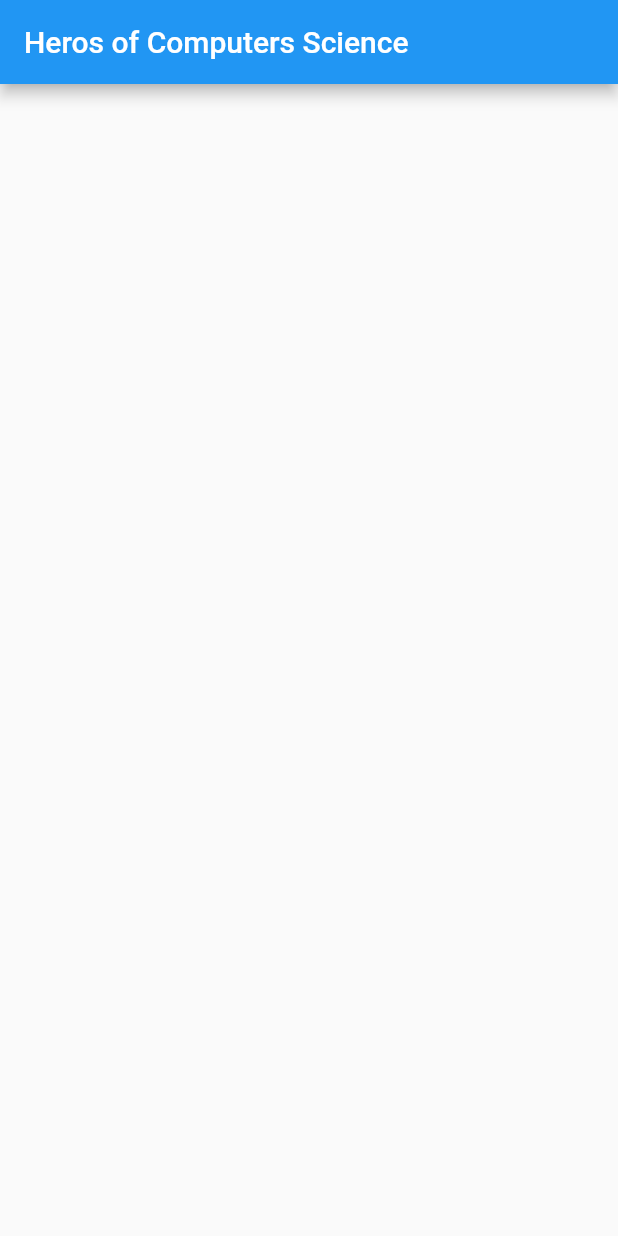
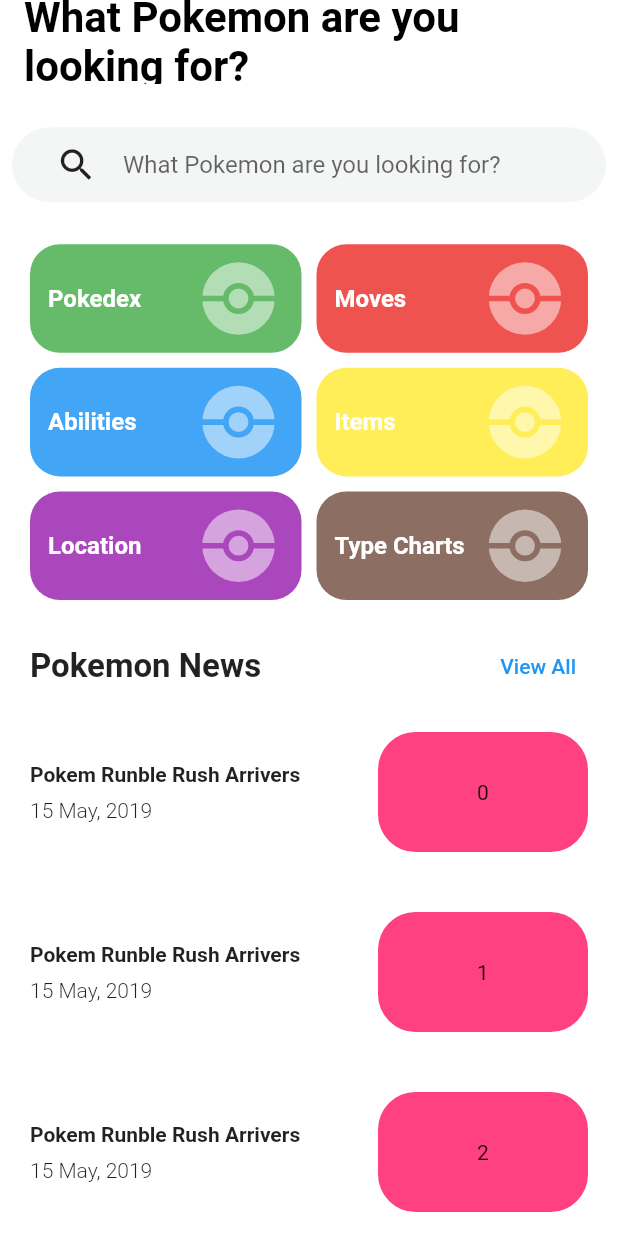
Before and after one commit to AlexRedDev/pokedex, a Flutter app: the screen it shows after launch, on a phone screen of 412 x 824 dp. Run offline on Flutter 3.47's test engine with Material 2 defaults, Android fonts, the phone set to English and light mode, and no system bars; generated files the repository leaves out were written again.

Commit message:
for rewrite

```diff
--- a/lib/l10n/app_en.arb
+++ b/lib/l10n/app_en.arb
@@ -1,3 +1,4 @@
 {
-    "appTitle": "Heros of Computers Science"
+    "appTitle": "Heros of Computers Science",
+    "searchHintText" : "What Pokemon are you looking for?"
 }
--- a/lib/l10n/app_ru.arb
+++ b/lib/l10n/app_ru.arb
@@ -1,3 +1,4 @@
 {
-    "appTitle" : "Герой Компютерный Наук"
+    "appTitle" : "Герой Компютерный Наук",
+    "searchHintText": "Какого Покемона ты ищешь?"
 }
--- a/lib/src/api/api_client.dart
+++ b/lib/src/api/api_client.dart
@@ -1 +1,37 @@
-class API_Clinet {}
+import 'dart:io';
+
+import 'package:http/http.dart' as http;
+
+const String _baseUrl = 'pokeapi.co';
+
+class API_Clinet {
+  // HttpClient _client = HttpClient();
+
+  Uri _buildUrin() {
+    Map<String, String> query = {'limit': '20', 'offest': '20'};
+    return Uri(
+      scheme: 'https',
+      host: _baseUrl,
+      path: '/api/v2/pokemon',
+      queryParameters: query,
+    );
+  }
+
+  Future<void> fetchPokemons() async {
+    final uri = _buildUrin();
+    final response = await http.get(Uri.parse(
+        'https://gateway.marvel.com:443/v1/public/characters?ts=1&hash=680820be5d9cd9f748a25b54d05aca9d603d4605&apikey=90ac13cfedb68d1ed39277886fc07269'));
+    print(response.body);
+  }
+
+  Future<String> fetchPokem(String pokemonName) async {
+    final uri = Uri(
+      scheme: 'https',
+      host: _baseUrl,
+      path: '/api/v2/pokemon/$pokemonName',
+    );
+    final response = await http.get(uri);
+    print(response.body);
+    return response.body;
+  }
+}
--- a/lib/src/view/home_page.dart
+++ b/lib/src/view/home_page.dart
@@ -1,8 +1,11 @@
 import 'package:flutter/material.dart';
+import 'package:flutter/rendering.dart';
+import 'package:flutter/widgets.dart';
 import 'package:flutter_gen/gen_l10n/app_localizations.dart';
+import 'package:pokedex/src/widgets/pokeball.dart';
 
 class HomePage extends StatefulWidget {
-  HomePage({Key? key}) : super(key: key);
+  const HomePage({Key? key}) : super(key: key);
 
   @override
   _HomePageState createState() => _HomePageState();
@@ -12,8 +15,184 @@ class _HomePageState extends State<HomePage> {
   @override
   Widget build(BuildContext context) {
     return Scaffold(
-        appBar: AppBar(
-      title: Text(AppLocalizations.of(context).appTitle),
-    ));
+      backgroundColor: Colors.white,
+      body: CustomScrollView(
+        slivers: [
+          appBar(context),
+          SliverToBoxAdapter(child: container()),
+        ],
+      ),
+    );
+  }
+
+  SliverAppBar appBar(BuildContext context) {
+    return SliverAppBar(
+      backgroundColor: Colors.white,
+      expandedHeight: 420,
+      floating: true,
+      title: toptitle(context),
+      flexibleSpace: FlexibleSpaceBar(
+        background: Column(
+          mainAxisAlignment: MainAxisAlignment.end,
+          children: [
+            _search(context),
+            category(),
+          ],
+        ),
+      ),
+    );
+  }
+
+  Widget toptitle(BuildContext context) {
+    return Text(
+      AppLocalizations.of(context).searchHintText,
+      textAlign: TextAlign.left,
+      maxLines: 2,
+      style: const TextStyle(
+        color: Colors.black,
+        fontSize: 28,
+        fontWeight: FontWeight.bold,
+      ),
+    );
+  }
+
+  Widget container() {
+    return Column(
+      children: [titleNews(), news()],
+    );
+  }
+
+  GridView category() {
+    return GridView.count(
+      padding: const EdgeInsets.all(20),
+      shrinkWrap: true,
+      crossAxisCount: 2,
+      crossAxisSpacing: 10.0,
+      mainAxisSpacing: 10.0,
+      childAspectRatio: 2.5,
+      children: [
+        itemCategory(title: 'Pokedex', color: Colors.green.shade400),
+        itemCategory(title: 'Moves', color: Colors.red.shade400),
+        itemCategory(title: 'Abilities', color: Colors.blue.shade400),
+        itemCategory(title: 'Items', color: Colors.yellow.shade400),
+        itemCategory(title: 'Location', color: Colors.purple.shade400),
+        itemCategory(title: 'Type Charts', color: Colors.brown.shade400),
+      ],
+    );
+  }
+
+  ListView news() {
+    return ListView.builder(
+        itemCount: 20,
+        shrinkWrap: true,
+        itemBuilder: (context, index) {
+          return itemNews(index);
+        });
+  }
+
+  Container titleNews() {
+    return Container(
+      padding: const EdgeInsets.symmetric(horizontal: 20.0),
+      child: Row(
+        mainAxisAlignment: MainAxisAlignment.spaceBetween,
+        children: [
+          const Text(
+            'Pokemon News',
+            style: TextStyle(fontSize: 22, fontWeight: FontWeight.bold),
+          ),
+          TextButton(onPressed: () {}, child: Text('View All'))
+        ],
+      ),
+    );
+  }
+
+  Container itemNews(int index) {
+    return Container(
+      padding: const EdgeInsets.all(20),
+      child: Row(
+        mainAxisAlignment: MainAxisAlignment.spaceBetween,
+        children: [
+          Column(
+            crossAxisAlignment: CrossAxisAlignment.start,
+            children: const [
+              Text(
+                'Pokem Runble Rush Arrivers',
+                style: TextStyle(fontWeight: FontWeight.w700),
+              ),
+              SizedBox(height: 8),
+              Text('15 May, 2019',
+                  style: TextStyle(fontWeight: FontWeight.w300))
+            ],
+          ),
+          Container(
+            height: 80,
+            width: 140,
+            decoration: BoxDecoration(
+              borderRadius: BorderRadius.circular(25),
+              color: Colors.pinkAccent,
+            ),
+            child: Center(child: Text(index.toString())),
+          )
+        ],
+      ),
+    );
+  }
+
+  Container itemCategory({required String title, required Color color}) {
+    return Container(
+        padding: const EdgeInsets.all(12),
+        decoration: BoxDecoration(
+            color: color, borderRadius: BorderRadius.circular(20)),
+        child: Center(
+          child: Row(
+            mainAxisAlignment: MainAxisAlignment.spaceBetween,
+            children: [
+              Text(
+                title,
+                style: const TextStyle(
+                    color: Colors.white,
+                    fontSize: 16,
+                    fontWeight: FontWeight.bold),
+              ),
+              PokeBallWidget(
+                size: Size(60, 60),
+                color: Colors.white,
+              ),
+            ],
+          ),
+        ));
+  }
+
+  Widget _search(BuildContext context) {
+    return Padding(
+      padding: const EdgeInsets.all(8.0),
+      child: Container(
+        height: 50,
+        padding: const EdgeInsets.symmetric(horizontal: 12.0),
+        decoration: BoxDecoration(
+          color: const Color.fromARGB(255, 244, 245, 245),
+          borderRadius: BorderRadius.circular(25),
+        ),
+        child: Row(
+          mainAxisAlignment: MainAxisAlignment.spaceAround,
+          children: [
+            Expanded(
+              child: IconButton(
+                onPressed: () {},
+                icon: const Icon(Icons.search, size: 28),
+              ),
+            ),
+            Expanded(
+              flex: 5,
+              child: TextField(
+                decoration: InputDecoration(
+                    border: InputBorder.none,
+                    hintText: AppLocalizations.of(context).searchHintText),
+              ),
+            )
+          ],
+        ),
+      ),
+    );
   }
 }
--- /dev/null
+++ b/lib/src/widgets/pokeball.dart
@@ -0,0 +1,90 @@
+import 'dart:math';
+import 'dart:ui';
+
+import 'package:flutter/material.dart';
+
+/// Paint widget to wrap PokeBallPainter.
+/// Receives a [Color] and a [double] opacity to be passed down to PokeBallPainter
+class PokeBallWidget extends StatelessWidget {
+  final Color color;
+  final double? opacity;
+  final CustomPainter? foregroundPainter;
+  final Size size;
+  final bool isComplex;
+  final bool willChange;
+  final Widget? child;
+
+  PokeBallWidget(
+      {Key? key,
+      required this.color,
+      this.opacity,
+      this.foregroundPainter,
+      this.size = Size.zero,
+      this.isComplex = false,
+      this.willChange = false,
+      this.child})
+      : super(key: key);
+
+  @override
+  Widget build(BuildContext context) {
+    return CustomPaint(
+      painter: PokeBallPainter(color: color, opacity: opacity),
+      child: child,
+      foregroundPainter: foregroundPainter,
+      isComplex: isComplex,
+      key: key,
+      size: size,
+      willChange: willChange,
+    );
+  }
+}
+
+/// Painter for the pokeball shape.
+/// Receives a [Color] as a parameter to be used for the shape fill color.
+/// [double] opacity to set the shape opacity
+class PokeBallPainter extends CustomPainter {
+  final Color color;
+  final double? opacity;
+
+  PokeBallPainter({required this.color, this.opacity});
+
+  @override
+  void paint(Canvas canvas, Size size) {
+    final minSize = min<double>(size.width, size.height);
+    final centerOffset = Offset(size.width / 2, size.height / 2);
+    final mainPaint = Paint()..color = color.withOpacity(opacity ?? 0.5);
+    final padding = minSize / 20;
+    final strokeWidth = minSize / 13;
+    final linePaintToRemove = Paint()
+      ..style = PaintingStyle.stroke
+      ..strokeWidth = strokeWidth
+      ..blendMode = BlendMode.dstOut;
+    final circlePaint = Paint()
+      ..style = PaintingStyle.stroke
+      ..strokeWidth = strokeWidth
+      ..blendMode = BlendMode.dstOut;
+    final centerCircleRadius = minSize / 8;
+
+    canvas.saveLayer(
+        Rect.fromCenter(center: centerOffset, width: minSize, height: minSize),
+        Paint());
+    // Draw the outside circle
+    canvas.drawCircle(centerOffset, minSize / 2, mainPaint);
+    // Draw the parts to remove
+    canvas.drawLine(
+        Offset(0, size.height / 2),
+        Offset(size.width / 2 - centerCircleRadius - padding, size.height / 2),
+        linePaintToRemove);
+    canvas.drawLine(
+        Offset(size.width / 2 + centerCircleRadius + padding, size.height / 2),
+        Offset(size.width, size.height / 2),
+        linePaintToRemove);
+    // Draw the middle circle with the same stroke as the rectangles
+    canvas.drawCircle(centerOffset, centerCircleRadius + padding, circlePaint);
+    canvas.restore();
+  }
+
+  @override
+  bool shouldRepaint(PokeBallPainter oldDelegate) =>
+      oldDelegate.color != this.color || oldDelegate.opacity != this.opacity;
+}
--- a/pubspec.yaml
+++ b/pubspec.yaml
@@ -36,6 +36,7 @@ dependencies:
   # The following adds the Cupertino Icons font to your application.
   # Use with the CupertinoIcons class for iOS style icons.
   cupertino_icons: ^1.0.2
+  http: ^0.13.3
 
 dev_dependencies:
   flutter_test:
```
Also changed, not shown: pubspec.lock.
